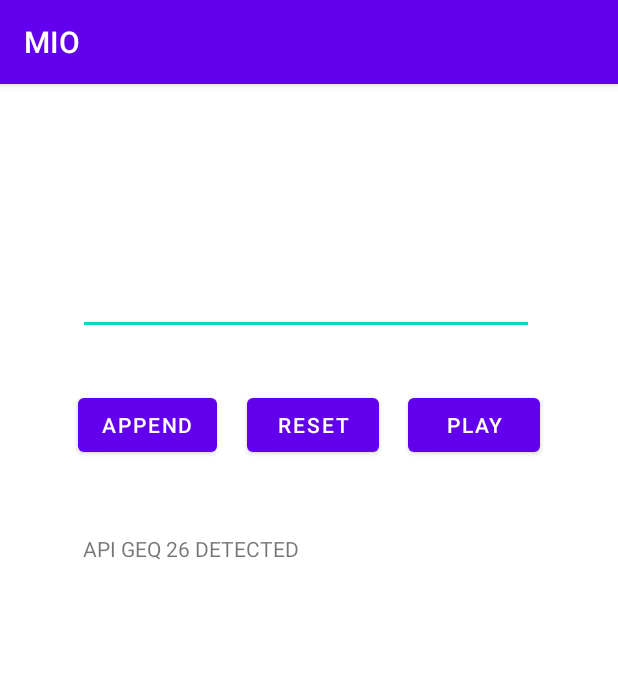
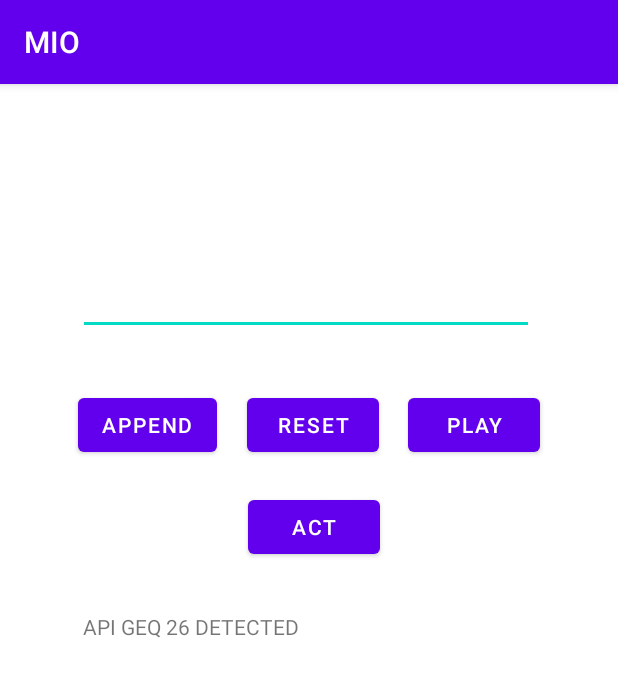
Before and after one commit to dave-ck/MIO, an Android app: the screen it shows after launch (MainActivity), after a tap on "RESET", on a phone screen of 412 x 824 dp. Shown: the top 677 px of the screen. Run offline under Robolectric (Android 15) with nearby library versions, the phone set to English and light mode, and no system bars; 2 other taps on this screen came first.

Commit message:
implemented starting second activity on button press, passing ArrayList script

```diff
--- a/app/src/main/AndroidManifest.xml
+++ b/app/src/main/AndroidManifest.xml
@@ -11,6 +11,7 @@
         android:roundIcon="@mipmap/ic_launcher_round"
         android:supportsRtl="true"
         android:theme="@style/Theme.MIO">
+        <activity android:name=".MorsePracticeActivity"></activity>
         <activity android:name=".MainActivity">
             <intent-filter>
                 <action android:name="android.intent.action.MAIN" />
@@ -29,7 +30,6 @@
             <meta-data
                 android:name="android.view.im"
                 android:resource="@xml/method" />
-
         </service>
     </application>
 
--- a/app/src/main/java/mio/dotdotdash/org/MorseCoder.java
+++ b/app/src/main/java/mio/dotdotdash/org/MorseCoder.java
@@ -142,11 +142,6 @@ public class MorseCoder {
         return out;
     }
 
-    /**
-     * @param in
-     * @return
-     * @throws Exception
-     */
     public long[] morseFor(String in) throws Exception {
         // compute necessary length for entire code:
         in = in.replace("\n", "  ");
--- a/app/src/main/res/layout/activity_main.xml
+++ b/app/src/main/res/layout/activity_main.xml
@@ -42,6 +42,18 @@
         app:layout_constraintTop_toBottomOf="@+id/appendStrEditText" />
 
     <Button
+        android:id="@+id/actBtn"
+        android:layout_width="wrap_content"
+        android:layout_height="wrap_content"
+        android:layout_marginTop="20dp"
+        android:onClick="toMorsePracticeActivity"
+        android:text="Act"
+        app:layout_constraintEnd_toEndOf="parent"
+        app:layout_constraintHorizontal_bias="0.51"
+        app:layout_constraintStart_toStartOf="parent"
+        app:layout_constraintTop_toBottomOf="@+id/resetBtn" />
+
+    <Button
         android:id="@+id/playBtn"
         android:layout_width="wrap_content"
         android:layout_height="wrap_content"
@@ -65,7 +77,7 @@
         android:id="@+id/debugTextView"
         android:layout_width="301dp"
         android:layout_height="138dp"
-        android:layout_marginTop="188dp"
+        android:layout_marginTop="240dp"
         android:height="120sp"
         android:text="Debugging text will appear here..."
         app:layout_constraintEnd_toEndOf="parent"
--- a/build.gradle
+++ b/build.gradle
@@ -5,7 +5,7 @@ buildscript {
         jcenter()
     }
     dependencies {
-        classpath "com.android.tools.build:gradle:4.1.0"
+        classpath 'com.android.tools.build:gradle:4.1.1'
 
         // NOTE: Do not place your application dependencies here; they belong
         // in the individual module build.gradle files
```
Also changed, not shown: app/src/main/java/mio/dotdotdash/org/MainActivity.java (+23 -2 lines), app/src/main/java/mio/dotdotdash/org/MorsePracticeActivity.java (added, +27 -0 lines), app/src/main/res/layout/activity_morse_practice.xml (added, +43 -0 lines).
